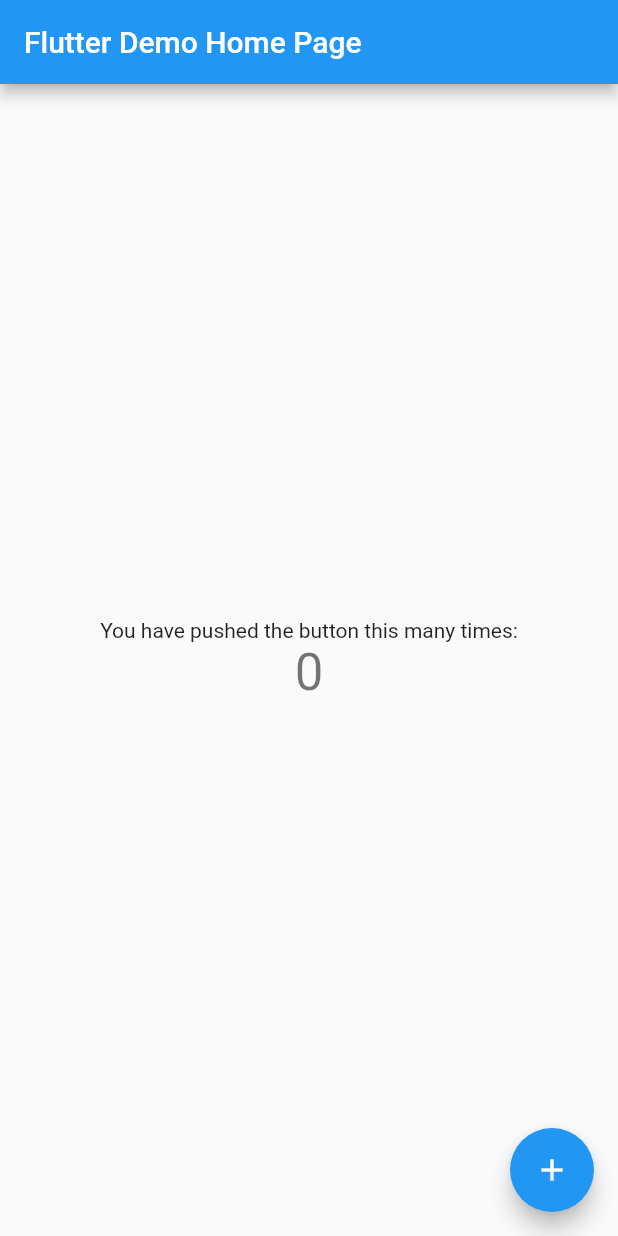
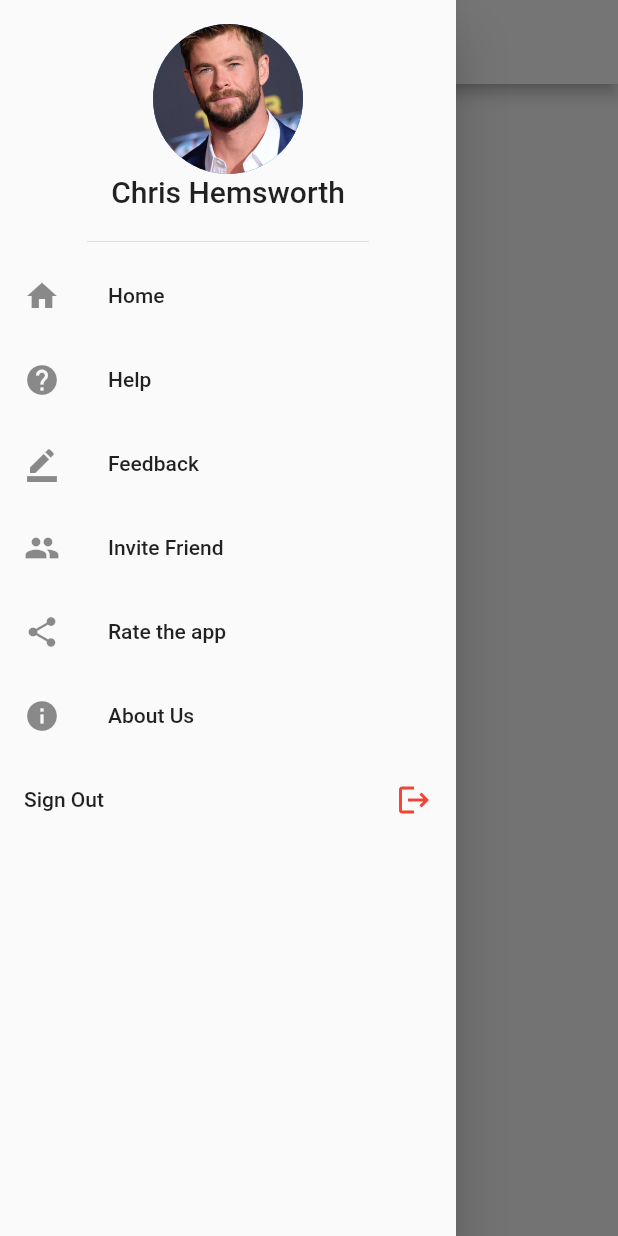
Before and after one commit to TusharSSurve/Flutter-Useful-Widgets-And-Plugins, a Flutter app: the screen it shows after launch, with the side drawer open (before the commit the screen has no drawer), on a phone screen of 412 x 824 dp. Run offline on Flutter 3.47's test engine with Material 2 defaults, Android fonts, the phone set to English and light mode, and no system bars; our stand-ins replace flutter_speed_dial.

Commit message:
Update Main

```diff
--- a/sidebar/lib/main.dart
+++ b/sidebar/lib/main.dart
@@ -1,113 +1,39 @@
 import 'package:flutter/material.dart';
+import 'package:sidebar/sidebar.dart';
 
 void main() {
   runApp(MyApp());
 }
 
 class MyApp extends StatelessWidget {
-  // This widget is the root of your application.
   @override
   Widget build(BuildContext context) {
     return MaterialApp(
       title: 'Flutter Demo',
-      theme: ThemeData(
-        // This is the theme of your application.
-        //
-        // Try running your application with "flutter run". You'll see the
-        // application has a blue toolbar. Then, without quitting the app, try
-        // changing the primarySwatch below to Colors.green and then invoke
-        // "hot reload" (press "r" in the console where you ran "flutter run",
-        // or simply save your changes to "hot reload" in a Flutter IDE).
-        // Notice that the counter didn't reset back to zero; the application
-        // is not restarted.
-        primarySwatch: Colors.blue,
-      ),
-      home: MyHomePage(title: 'Flutter Demo Home Page'),
+      home: MyHomePage(),
+      debugShowCheckedModeBanner: false,
     );
   }
 }
 
-class MyHomePage extends StatefulWidget {
-  MyHomePage({Key key, this.title}) : super(key: key);
-
-  // This widget is the home page of your application. It is stateful, meaning
-  // that it has a State object (defined below) that contains fields that affect
-  // how it looks.
-
-  // This class is the configuration for the state. It holds the values (in this
-  // case the title) provided by the parent (in this case the App widget) and
-  // used by the build method of the State. Fields in a Widget subclass are
-  // always marked "final".
-
-  final String title;
-
-  @override
-  _MyHomePageState createState() => _MyHomePageState();
-}
-
-class _MyHomePageState extends State<MyHomePage> {
-  int _counter = 0;
-
-  void _incrementCounter() {
-    setState(() {
-      // This call to setState tells the Flutter framework that something has
-      // changed in this State, which causes it to rerun the build method below
-      // so that the display can reflect the updated values. If we changed
-      // _counter without calling setState(), then the build method would not be
-      // called again, and so nothing would appear to happen.
-      _counter++;
-    });
-  }
-
+class MyHomePage extends StatelessWidget {
   @override
   Widget build(BuildContext context) {
-    // This method is rerun every time setState is called, for instance as done
-    // by the _incrementCounter method above.
-    //
-    // The Flutter framework has been optimized to make rerunning build methods
-    // fast, so that you can just rebuild anything that needs updating rather
-    // than having to individually change instances of widgets.
     return Scaffold(
       appBar: AppBar(
-        // Here we take the value from the MyHomePage object that was created by
-        // the App.build method, and use it to set our appbar title.
-        title: Text(widget.title),
+        title: Text(
+          'Sidebar Menu',
+          style: TextStyle(color: Colors.black),
+        ),
+        centerTitle: true,
+        backgroundColor: Colors.white,
+        iconTheme:
+            IconThemeData(color: Colors.black), // Change Hamburger icon color
       ),
+      drawer: SideDrawer(),
       body: Center(
-        // Center is a layout widget. It takes a single child and positions it
-        // in the middle of the parent.
-        child: Column(
-          // Column is also a layout widget. It takes a list of children and
-          // arranges them vertically. By default, it sizes itself to fit its
-          // children horizontally, and tries to be as tall as its parent.
-          //
-          // Invoke "debug painting" (press "p" in the console, choose the
-          // "Toggle Debug Paint" action from the Flutter Inspector in Android
-          // Studio, or the "Toggle Debug Paint" command in Visual Studio Code)
-          // to see the wireframe for each widget.
-          //
-          // Column has various properties to control how it sizes itself and
-          // how it positions its children. Here we use mainAxisAlignment to
-          // center the children vertically; the main axis here is the vertical
-          // axis because Columns are vertical (the cross axis would be
-          // horizontal).
-          mainAxisAlignment: MainAxisAlignment.center,
-          children: <Widget>[
-            Text(
-              'You have pushed the button this many times:',
-            ),
-            Text(
-              '$_counter',
-              style: Theme.of(context).textTheme.headline4,
-            ),
-          ],
-        ),
+        child: Text('Side Menu'),
       ),
-      floatingActionButton: FloatingActionButton(
-        onPressed: _incrementCounter,
-        tooltip: 'Increment',
-        child: Icon(Icons.add),
-      ), // This trailing comma makes auto-formatting nicer for build methods.
     );
   }
 }
--- /dev/null
+++ b/sidebar/lib/sidebar.dart
@@ -0,0 +1,66 @@
+import 'package:flutter/material.dart';
+
+class SideDrawer extends StatelessWidget {
+  @override
+  Widget build(BuildContext context) {
+    return Drawer(
+      child: SingleChildScrollView(
+        child: Column(
+          children: [
+            DrawerHeader(
+                child: Column(
+              children: [
+                CircleAvatar(
+                  backgroundImage: AssetImage('assets/chris.jpg'),
+                  maxRadius: 50,
+                ),
+                Text(
+                  'Chris Hemsworth',
+                  style: TextStyle(fontSize: 20),
+                )
+              ],
+            )),
+            ListTile(
+              leading: Icon(Icons.home),
+              title: Text('Home'),
+              onTap: () => {},
+            ),
+            ListTile(
+              leading: Icon(Icons.help_outlined),
+              title: Text('Help'),
+              onTap: () => {Navigator.of(context).pop()},
+            ),
+            ListTile(
+              leading: Icon(Icons.border_color),
+              title: Text('Feedback'),
+              onTap: () => {Navigator.of(context).pop()},
+            ),
+            ListTile(
+              leading: Icon(Icons.people),
+              title: Text('Invite Friend'),
+              onTap: () => {Navigator.of(context).pop()},
+            ),
+            ListTile(
+              leading: Icon(Icons.share),
+              title: Text('Rate the app'),
+              onTap: () => {Navigator.of(context).pop()},
+            ),
+            ListTile(
+              leading: Icon(Icons.info),
+              title: Text('About Us'),
+              onTap: () => {Navigator.of(context).pop()},
+            ),
+            ListTile(
+              trailing: Icon(
+                Icons.logout,
+                color: Colors.red,
+              ),
+              title: Text('Sign Out'),
+              onTap: () => {Navigator.of(context).pop()},
+            ),
+          ],
+        ),
+      ),
+    );
+  }
+}
--- a/sidebar/pubspec.yaml
+++ b/sidebar/pubspec.yaml
@@ -45,8 +45,8 @@
   uses-material-design: true
 
   # To add assets to your application, add an assets section, like this:
-  # assets:
-  #   - images/a_dot_burr.jpeg
+  assets:
+    - assets/chris.jpg
   #   - images/a_dot_ham.jpeg
 
   # An image asset can refer to one or more resolution-specific "variants", see
```
Also changed, not shown: sidebar/assets/chris.jpg (added).
